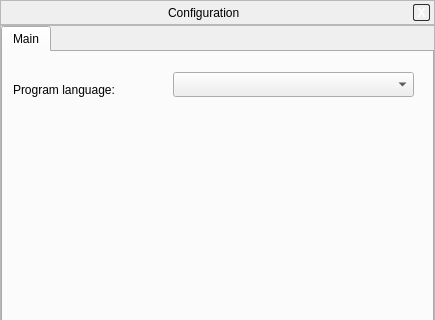
519984307/stellarium_src, file src/gui/configurationDialog.ui: the form before one commit; both pictures show x 0 to 435 and y 0 to 320 of the 435 by 460 pixel window.
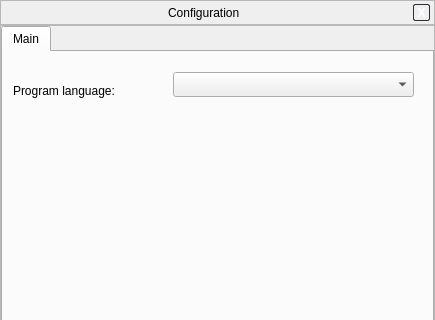
The form after the commit. Custom widgets are drawn as their Qt base class.

The edit to the form file:
```diff
--- a/src/gui/configurationDialog.ui
+++ b/src/gui/configurationDialog.ui
@@ -190,8 +190,8 @@
            <rect>
             <x>10</x>
             <y>30</y>
-            <width>111</width>
-            <height>16</height>
+            <width>121</width>
+            <height>18</height>
            </rect>
           </property>
           <property name="text" >
```
